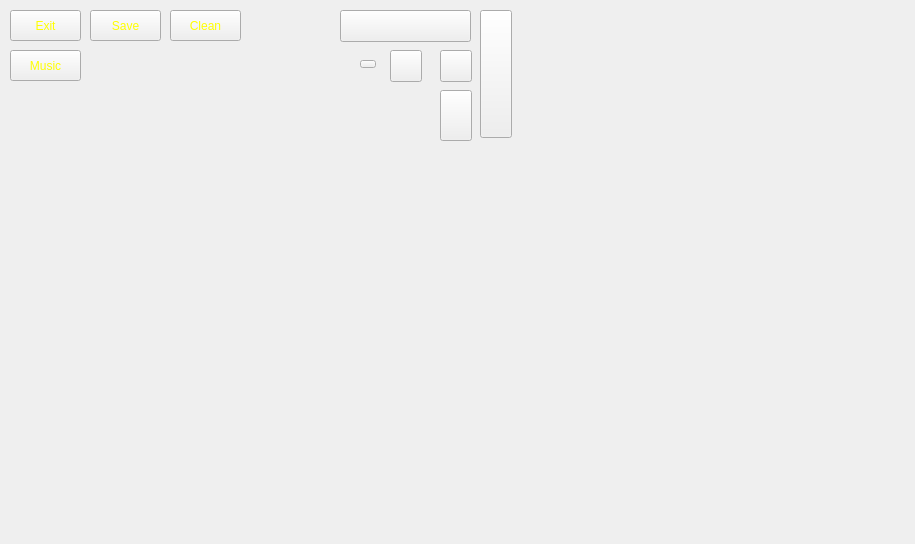
Before: the Qt Designer form editor_src/editor.ui in Igris-1/tp_final_taller_g13, drawn with Qt 5.
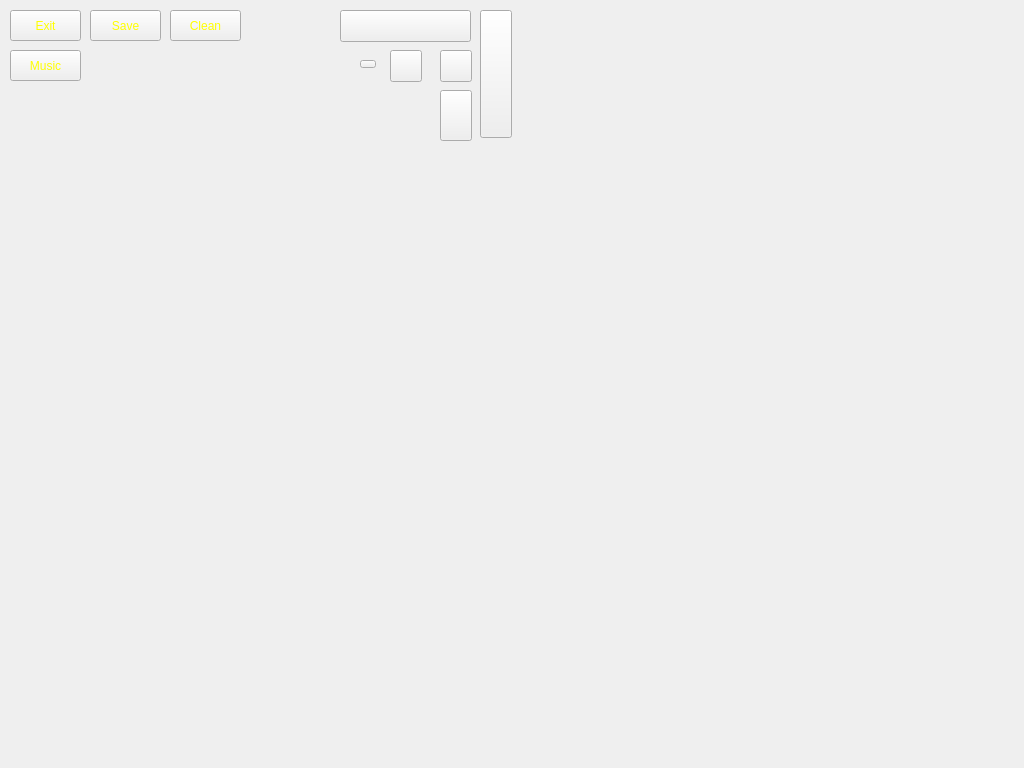
After: the same form once the commit is applied. Icons and pictures are not drawn.

Commit message: Ahora el editor te dice el tamaño del mapa que usa

What changed in the file:
```diff
--- a/editor_src/editor.ui
+++ b/editor_src/editor.ui
@@ -6,20 +6,14 @@
    <rect>
     <x>0</x>
     <y>0</y>
-    <width>915</width>
-    <height>544</height>
+    <width>1024</width>
+    <height>768</height>
    </rect>
   </property>
   <property name="minimumSize">
    <size>
-    <width>915</width>
-    <height>544</height>
-   </size>
-  </property>
-  <property name="maximumSize">
-   <size>
-    <width>915</width>
-    <height>544</height>
+    <width>1024</width>
+    <height>768</height>
    </size>
   </property>
   <property name="windowTitle">
```
The commit also changes 2 other files.
